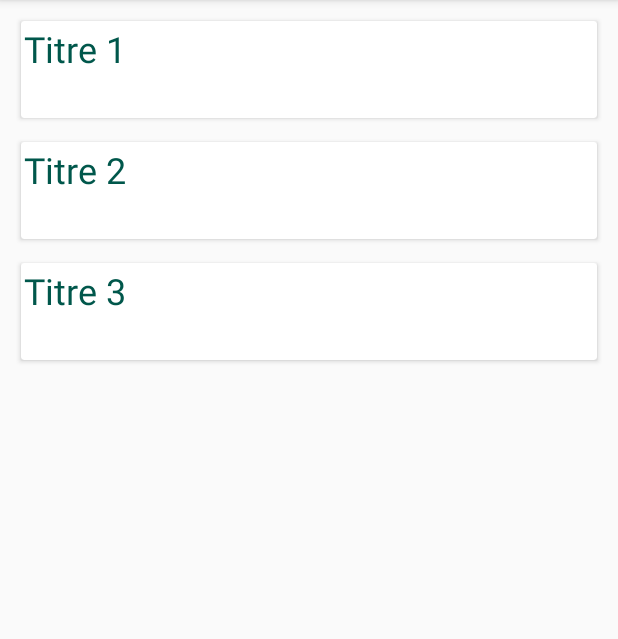
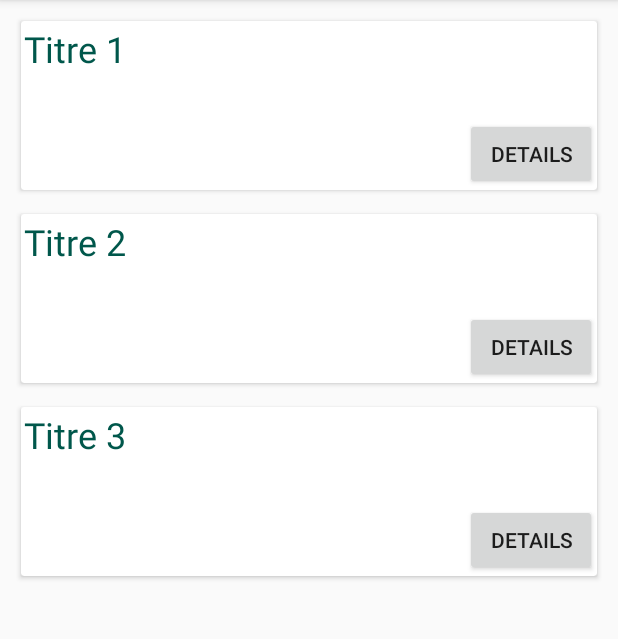
Before and after one commit to EmilienGit/SoManager-Lite, an Android app: the MenuProjectActivity screen opened directly, with no data from a screen before it, on a phone screen of 412 x 824 dp, the part 84-723 px from its top. Run offline under Robolectric (Android 15) with nearby library versions, the phone set to English and light mode, and no system bars; our stand-ins replace Room's generated code.

Commit message:
Certificat and details

```diff
--- a/app/src/main/java/fr/eseo/dis/somanagerlite/MenuActivity.java
+++ b/app/src/main/java/fr/eseo/dis/somanagerlite/MenuActivity.java
@@ -10,6 +10,7 @@ import android.widget.Button;
 public class MenuActivity extends AppCompatActivity {
 
     public static int NEW_CARD_COUNTER;
+
 
     @Override
     protected void onCreate(Bundle savedInstanceState) {
--- a/app/src/main/res/layout/activity_menu_project.xml
+++ b/app/src/main/res/layout/activity_menu_project.xml
@@ -33,6 +33,16 @@
             android:text="Informations of my project"
             android:textColor="@color/colorPrimary"
             android:textSize="16sp" />
+      <LinearLayout
+        android:layout_width="wrap_content"
+        android:layout_height="match_parent"
+        android:layout_gravity="end">
+        <Button
+            android:layout_width="wrap_content"
+            android:layout_height="wrap_content"
+            android:id="@+id/button_details"
+            android:text="details"/>
+        </LinearLayout>
     </LinearLayout>
 
 </android.support.v7.widget.CardView>
```
Also changed, not shown: app/src/main/java/fr/eseo/dis/somanagerlite/LoginActivity.java (+0 -8 lines), app/src/main/java/fr/eseo/dis/somanagerlite/utils/SSLUtil.java (added, +90 -0 lines), 3 other files.
